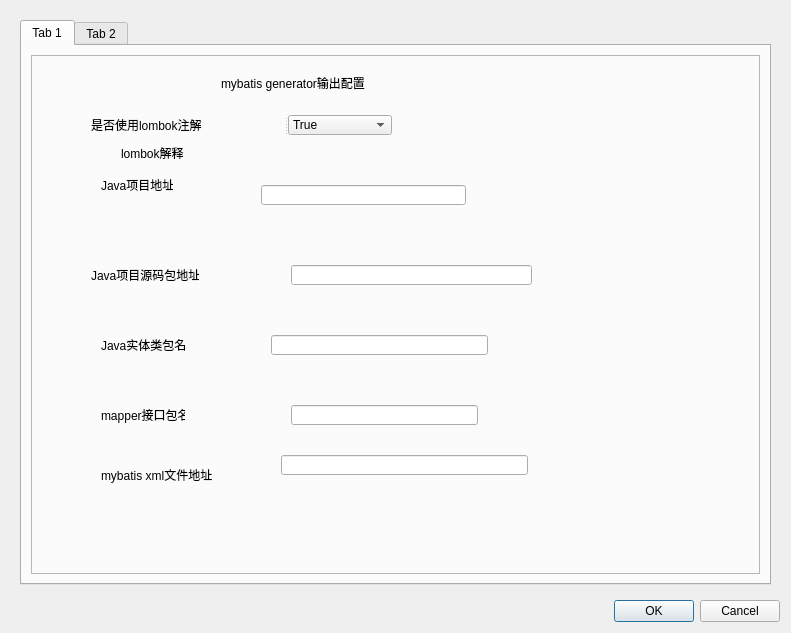
Old version of the form select_generator.ui in the repository xiqiuyimeng/code-generator.
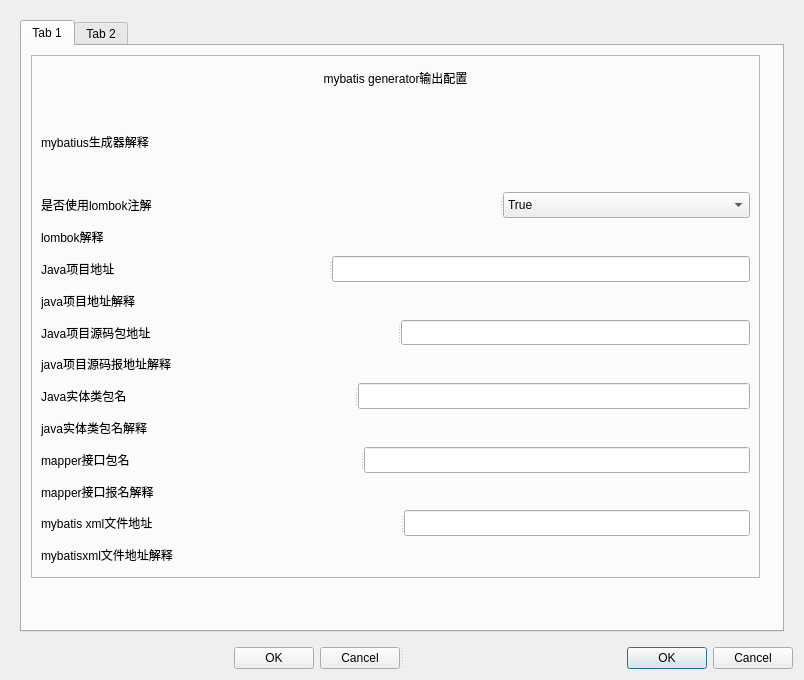
New version of the form. The open tabs and pages were chosen to show the change.

Commit message: 生成按钮点击弹窗页面

The edit to the form file:
```diff
--- a/select_generator.ui
+++ b/select_generator.ui
@@ -6,16 +6,14 @@
    <rect>
     <x>0</x>
     <y>0</y>
-    <width>791</width>
-    <height>633</height>
+    <width>804</width>
+    <height>680</height>
    </rect>
   </property>
   <property name="windowTitle">
    <string>Dialog</string>
   </property>
-  <layout class="QHBoxLayout" name="horizontalLayout">
-   <item>
-    <layout class="QVBoxLayout" name="verticalLayout_select">
+  <layout class="QVBoxLayout" name="verticalLayout_6">
      <item>
       <widget class="QWidget" name="widget" native="true">
        <layout class="QVBoxLayout" name="verticalLayout_2">
@@ -24,7 +22,7 @@
           <property name="currentIndex">
            <number>1</number>
           </property>
-          <widget class="QWidget" name="tab">
+        <widget class="QWidget" name="mybatis">
            <property name="maximumSize">
             <size>
              <width>747</width>
@@ -43,196 +41,176 @@
               <property name="frameShadow">
                <enum>QFrame::Raised</enum>
               </property>
+            <layout class="QVBoxLayout" name="verticalLayout">
+             <item>
               <widget class="QLabel" name="mybatis_label">
-               <property name="geometry">
-                <rect>
-                 <x>190</x>
-                 <y>20</y>
-                 <width>241</width>
-                 <height>16</height>
-                </rect>
+               <property name="text">
+                <string>&lt;html&gt;&lt;head/&gt;&lt;body&gt;&lt;p align=&quot;center&quot;&gt;mybatis generator输出配置&lt;/p&gt;&lt;/body&gt;&lt;/html&gt;</string>
                </property>
+              </widget>
+             </item>
+             <item>
+              <widget class="QLabel" name="first_blank">
                <property name="text">
-                <string>mybatis generator输出配置</string>
+                <string/>
                </property>
               </widget>
+             </item>
+             <item>
+              <widget class="QLabel" name="mybatis_generator_desc">
+               <property name="text">
+                <string>mybatius生成器解释</string>
+               </property>
+              </widget>
+             </item>
+             <item>
+              <widget class="QLabel" name="second_blank">
+               <property name="text">
+                <string/>
+               </property>
+              </widget>
+             </item>
+             <item>
+              <widget class="QSplitter" name="lombok_spliter">
+               <property name="orientation">
+                <enum>Qt::Horizontal</enum>
+               </property>
+               <widget class="QLabel" name="lombok">
+                <property name="text">
+                 <string>是否使用lombok注解</string>
+                </property>
+               </widget>
+               <widget class="QComboBox" name="lombok_value">
+                <item>
+                 <property name="text">
+                  <string>True</string>
+                 </property>
+                </item>
+                <item>
+                 <property name="text">
+                  <string>False</string>
+                 </property>
+                </item>
+               </widget>
+              </widget>
+             </item>
+             <item>
+              <widget class="QLabel" name="lombok_desc">
+               <property name="text">
+                <string>lombok解释</string>
+               </property>
+              </widget>
+             </item>
+             <item>
+              <widget class="QSplitter" name="java_path_splitter">
+               <property name="orientation">
+                <enum>Qt::Horizontal</enum>
+               </property>
               <widget class="QLabel" name="java_path">
-               <property name="geometry">
-                <rect>
-                 <x>70</x>
-                 <y>120</y>
-                 <width>72</width>
-                 <height>20</height>
-                </rect>
-               </property>
                <property name="text">
                 <string>Java项目地址</string>
                </property>
               </widget>
-              <widget class="QLineEdit" name="java_path_value">
-               <property name="geometry">
-                <rect>
-                 <x>230</x>
-                 <y>130</y>
-                 <width>205</width>
-                 <height>20</height>
-                </rect>
+               <widget class="QLineEdit" name="java_path_value"/>
+              </widget>
+             </item>
+             <item>
+              <widget class="QLabel" name="java_path_desc">
+               <property name="text">
+                <string>java项目地址解释</string>
                </property>
               </widget>
+             </item>
+             <item>
+              <widget class="QSplitter" name="java_src_splitter">
+               <property name="orientation">
+                <enum>Qt::Horizontal</enum>
+               </property>
               <widget class="QLabel" name="java_src_relative">
-               <property name="geometry">
-                <rect>
-                 <x>60</x>
-                 <y>210</y>
-                 <width>108</width>
-                 <height>20</height>
-                </rect>
-               </property>
                <property name="text">
                 <string>Java项目源码包地址</string>
                </property>
               </widget>
-              <widget class="QLineEdit" name="java_src_relative_value">
-               <property name="geometry">
-                <rect>
-                 <x>260</x>
-                 <y>210</y>
-                 <width>241</width>
-                 <height>20</height>
-                </rect>
+               <widget class="QLineEdit" name="java_src_relative_value"/>
+              </widget>
+             </item>
+             <item>
+              <widget class="QLabel" name="java_src_desc">
+               <property name="text">
+                <string>java项目源码报地址解释</string>
                </property>
               </widget>
+             </item>
+             <item>
+              <widget class="QSplitter" name="model_splitter">
+               <property name="orientation">
+                <enum>Qt::Horizontal</enum>
+               </property>
               <widget class="QLabel" name="model_package">
-               <property name="geometry">
-                <rect>
-                 <x>70</x>
-                 <y>280</y>
-                 <width>84</width>
-                 <height>20</height>
-                </rect>
-               </property>
                <property name="text">
                 <string>Java实体类包名</string>
                </property>
               </widget>
-              <widget class="QLineEdit" name="model_package_value">
-               <property name="geometry">
-                <rect>
-                 <x>240</x>
-                 <y>280</y>
-                 <width>217</width>
-                 <height>20</height>
-                </rect>
+               <widget class="QLineEdit" name="model_package_value"/>
+              </widget>
+             </item>
+             <item>
+              <widget class="QLabel" name="model_desc">
+               <property name="text">
+                <string>java实体类包名解释</string>
                </property>
               </widget>
+             </item>
+             <item>
+              <widget class="QSplitter" name="mapper_splitter">
+               <property name="orientation">
+                <enum>Qt::Horizontal</enum>
+               </property>
               <widget class="QLabel" name="mapper_package">
-               <property name="geometry">
-                <rect>
-                 <x>70</x>
-                 <y>350</y>
-                 <width>84</width>
-                 <height>20</height>
-                </rect>
-               </property>
                <property name="text">
                 <string>mapper接口包名</string>
                </property>
               </widget>
-              <widget class="QLineEdit" name="mapper_package_value">
-               <property name="geometry">
-                <rect>
-                 <x>260</x>
-                 <y>350</y>
-                 <width>187</width>
-                 <height>20</height>
-                </rect>
+               <widget class="QLineEdit" name="mapper_package_value"/>
+              </widget>
+             </item>
+             <item>
+              <widget class="QLabel" name="mapper_desc">
+               <property name="text">
+                <string>mapper接口报名解释</string>
                </property>
               </widget>
+             </item>
+             <item>
+              <widget class="QSplitter" name="xml_splitter">
+               <property name="orientation">
+                <enum>Qt::Horizontal</enum>
+               </property>
               <widget class="QLabel" name="xml_path">
-               <property name="geometry">
-                <rect>
-                 <x>70</x>
-                 <y>410</y>
-                 <width>114</width>
-                 <height>20</height>
-                </rect>
-               </property>
                <property name="text">
                 <string>mybatis xml文件地址</string>
                </property>
               </widget>
-              <widget class="QLineEdit" name="xml_path_value">
-               <property name="geometry">
-                <rect>
-                 <x>250</x>
-                 <y>400</y>
-                 <width>247</width>
-                 <height>20</height>
-                </rect>
-               </property>
+               <widget class="QLineEdit" name="xml_path_value"/>
               </widget>
-              <widget class="QWidget" name="widget_2" native="true">
-               <property name="geometry">
-                <rect>
-                 <x>20</x>
-                 <y>40</y>
-                 <width>611</width>
-                 <height>80</height>
-                </rect>
-               </property>
-               <widget class="QLabel" name="label">
-                <property name="geometry">
-                 <rect>
-                  <x>70</x>
-                  <y>50</y>
-                  <width>331</width>
-                  <height>16</height>
-                 </rect>
-                </property>
-                <property name="text">
-                 <string>lombok解释</string>
-                </property>
-               </widget>
-               <widget class="QSplitter" name="splitter">
-                <property name="geometry">
-                 <rect>
-                  <x>40</x>
-                  <y>20</y>
-                  <width>301</width>
-                  <height>20</height>
-                 </rect>
-                </property>
-                <property name="orientation">
-                 <enum>Qt::Horizontal</enum>
-                </property>
-                <widget class="QLabel" name="lombok">
-                 <property name="text">
-                  <string>是否使用lombok注解</string>
-                 </property>
-                </widget>
-                <widget class="QComboBox" name="lombok_value">
-                 <item>
-                  <property name="text">
-                   <string>True</string>
-                  </property>
                  </item>
                  <item>
+              <widget class="QLabel" name="xml_desc">
                   <property name="text">
-                   <string>False</string>
-                  </property>
-                 </item>
-                </widget>
-               </widget>
-              </widget>
-             </widget>
+                <string>mybatisxml文件地址解释</string>
+               </property>
+              </widget>
+             </item>
+            </layout>
+           </widget>
             </item>
            </layout>
           </widget>
-          <widget class="QWidget" name="tab_2">
+        <widget class="QWidget" name="spring">
            <attribute name="title">
             <string>Tab 2</string>
            </attribute>
-           <layout class="QVBoxLayout" name="verticalLayout">
+         <layout class="QVBoxLayout" name="verticalLayout_5">
             <item>
              <widget class="QFrame" name="frame_2">
               <property name="frameShape">
@@ -241,105 +219,149 @@
               <property name="frameShadow">
                <enum>QFrame::Raised</enum>
               </property>
-              <widget class="QLabel" name="service_package">
-               <property name="geometry">
-                <rect>
-                 <x>40</x>
-                 <y>50</y>
-                 <width>141</width>
-                 <height>16</height>
-                </rect>
-               </property>
-               <property name="text">
-                <string>service接口包名</string>
-               </property>
-              </widget>
-              <widget class="QLineEdit" name="service_package_value">
-               <property name="geometry">
-                <rect>
-                 <x>170</x>
-                 <y>40</y>
-                 <width>113</width>
-                 <height>20</height>
-                </rect>
-               </property>
-              </widget>
+            <layout class="QVBoxLayout" name="verticalLayout_4">
+             <item>
               <widget class="QLabel" name="spring_label">
-               <property name="geometry">
-                <rect>
-                 <x>60</x>
-                 <y>10</y>
-                 <width>151</width>
-                 <height>16</height>
-                </rect>
-               </property>
                <property name="text">
                 <string>&lt;html&gt;&lt;head/&gt;&lt;body&gt;&lt;p align=&quot;center&quot;&gt;spring generator输出配置&lt;/p&gt;&lt;/body&gt;&lt;/html&gt;</string>
                </property>
               </widget>
+             </item>
+             <item>
+              <widget class="QLabel" name="first_blank_2">
+               <property name="text">
+                <string/>
+               </property>
+              </widget>
+             </item>
+             <item>
+              <widget class="QLabel" name="spring_generator_desc">
+               <property name="text">
+                <string>spring解释</string>
+               </property>
+              </widget>
+             </item>
+             <item>
+              <widget class="QLabel" name="second_blank_2">
+               <property name="text">
+                <string/>
+               </property>
+              </widget>
+             </item>
+             <item>
+              <widget class="QLabel" name="third_blank">
+               <property name="text">
+                <string/>
+               </property>
+              </widget>
+             </item>
+             <item>
+              <widget class="QLabel" name="forth_blank">
+               <property name="text">
+                <string/>
+               </property>
+              </widget>
+             </item>
+             <item>
+              <widget class="QSplitter" name="service_splitter">
+               <property name="orientation">
+                <enum>Qt::Horizontal</enum>
+               </property>
+               <widget class="QLabel" name="service_package">
+                <property name="text">
+                 <string>service接口包名</string>
+                </property>
+               </widget>
+               <widget class="QLineEdit" name="service_package_value"/>
+              </widget>
+             </item>
+             <item>
+              <widget class="QLabel" name="service_desc">
+               <property name="text">
+                <string>service接口包名的解释</string>
+               </property>
+              </widget>
+             </item>
+             <item>
+              <widget class="QSplitter" name="service_impl_splitter">
+               <property name="orientation">
+                <enum>Qt::Horizontal</enum>
+               </property>
               <widget class="QLabel" name="service_impl_package">
-               <property name="geometry">
-                <rect>
-                 <x>20</x>
-                 <y>100</y>
-                 <width>141</width>
-                 <height>16</height>
-                </rect>
-               </property>
                <property name="text">
                 <string>service实现类包名</string>
                </property>
               </widget>
+               <widget class="QLineEdit" name="service_impl_package_value"/>
+              </widget>
+             </item>
+             <item>
+              <widget class="QLabel" name="service_impl_desc">
+               <property name="text">
+                <string>service实现类包铭杰仕</string>
+               </property>
+              </widget>
+             </item>
+             <item>
+              <widget class="QSplitter" name="controller_splitter">
+               <property name="orientation">
+                <enum>Qt::Horizontal</enum>
+               </property>
               <widget class="QLabel" name="controller_package">
-               <property name="geometry">
-                <rect>
-                 <x>30</x>
-                 <y>170</y>
-                 <width>131</width>
-                 <height>16</height>
-                </rect>
-               </property>
                <property name="text">
                 <string>controller包名</string>
                </property>
               </widget>
-              <widget class="QLineEdit" name="service_impl_package_value">
-               <property name="geometry">
-                <rect>
-                 <x>180</x>
-                 <y>100</y>
-                 <width>113</width>
-                 <height>20</height>
-                </rect>
+               <widget class="QLineEdit" name="controller_package_value"/>
+              </widget>
+             </item>
+             <item>
+              <widget class="QLabel" name="controller_desc">
+               <property name="text">
+                <string>controoler解释</string>
                </property>
               </widget>
-              <widget class="QLineEdit" name="controller_package_value">
-               <property name="geometry">
-                <rect>
-                 <x>170</x>
-                 <y>180</y>
-                 <width>113</width>
-                 <height>20</height>
-                </rect>
+             </item>
+             <item>
+              <widget class="QLabel" name="fifth_blank">
+               <property name="text">
+                <string/>
                </property>
               </widget>
+             </item>
+             <item>
+              <widget class="QLabel" name="sixth_blank">
+               <property name="text">
+                <string/>
+               </property>
              </widget>
             </item>
            </layout>
           </widget>
-         </widget>
+          </item>
+         </layout>
+        </widget>
+       </widget>
         </item>
        </layout>
       </widget>
      </item>
      <item>
+    <widget class="QSplitter" name="splitter">
+     <property name="orientation">
+      <enum>Qt::Horizontal</enum>
+     </property>
+     <widget class="QDialogButtonBox" name="buttonBox_2">
+      <property name="standardButtons">
+       <set>QDialogButtonBox::Cancel|QDialogButtonBox::Ok</set>
+      </property>
+     </widget>
       <widget class="QDialogButtonBox" name="buttonBox">
        <property name="standardButtons">
         <set>QDialogButtonBox::Cancel|QDialogButtonBox::Ok</set>
        </property>
       </widget>
-     </item>
-    </layout>
+    </widget>
    </item>
   </layout>
  </widget>
```
Lines whose indentation alone changed are shown as unchanged. The commit also changes 8 other files.
